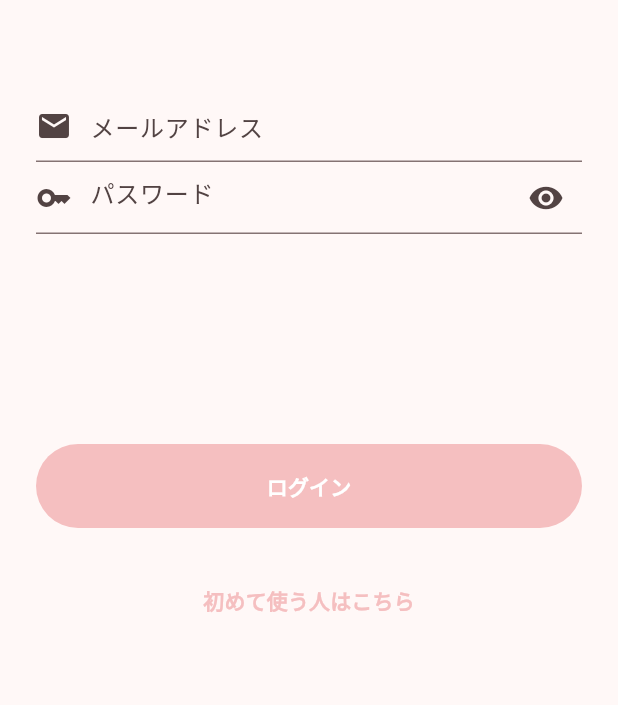
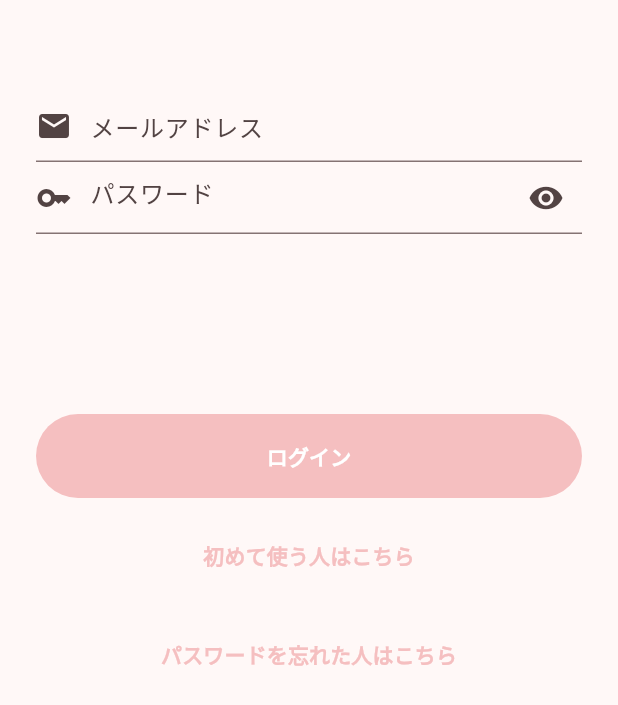
Before and after one commit to gentixyann/h_calender, a Flutter app: the screen it shows after launch, after a tap on "ログインの場合はこちら", on a phone screen of 412 x 824 dp. Shown: the top 705 px of the screen. Run offline on Flutter 3.47's test engine with Material 3 defaults, Android fonts, the phone set to English and light mode, and no system bars; our stand-ins replace flutter_riverpod, go_router, table_calendar.

Commit message:
pasword resetのボタン追加

```diff
--- a/lib/views/pages/sign_in_page.dart
+++ b/lib/views/pages/sign_in_page.dart
@@ -17,10 +17,11 @@ class SignInPage extends StatelessWidget {
       children: const [
         SizedBox(height: 60),
         _TextFields(),
-        SizedBox(height: 20),
         _SignInButton(),
-        SizedBox(height: 20),
-        _SignUpButton()
+        SizedBox(height: 10),
+        _SignUpButton(),
+        SizedBox(height: 10),
+        _PasswordResetButton(),
       ],
     ));
   }
@@ -180,6 +181,30 @@ class _SignUpButton extends ConsumerWidget {
   }
 }
 
+class _PasswordResetButton extends ConsumerWidget {
+  const _PasswordResetButton();
+
+  @override
+  Widget build(BuildContext context, WidgetRef ref) {
+    return _ButtonSizedBox(
+      child: TextButton(
+        onPressed: () {
+          const PasswordResetRoute().push(context);
+        },
+        child: const FittedBox(
+          child: Column(
+            mainAxisSize: MainAxisSize.min,
+            children: [
+              Text('パスワードを忘れた人はこちら',
+                  style: TextStyle(fontWeight: FontWeight.bold)),
+            ],
+          ),
+        ),
+      ),
+    );
+  }
+}
+
 class _ButtonSizedBox extends StatelessWidget {
   const _ButtonSizedBox({required this.child});
 
@@ -219,12 +244,3 @@ final passwordProvider = ChangeNotifierProvider.autoDispose(
 );
 
 final _formStateProvider = Provider.autoDispose((_) => GlobalKey<FormState>());
-
-class SignInRoute extends GoRouteData {
-  const SignInRoute();
-
-  static final $parentNavigatorKey = rootNavigatorKey;
-
-  @override
-  Widget build(BuildContext context, GoRouterState state) => const SignInPage();
-}
```
Also changed, not shown: lib/router.dart (+11 -0 lines), lib/views/pages/password_reset_page.dart (+5 -12 lines), lib/views/pages/sign_up_page.dart (+0 -9 lines), lib/router.g.dart.
